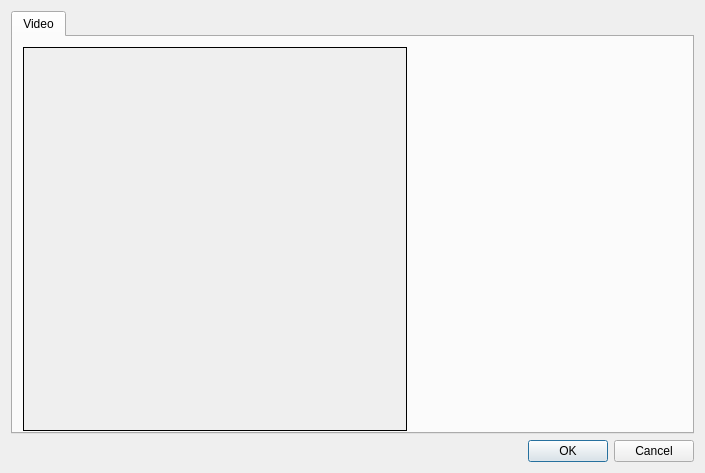
First picture: the form in qt/Preferences.ui, repository eteran/pretendo, before the edit.
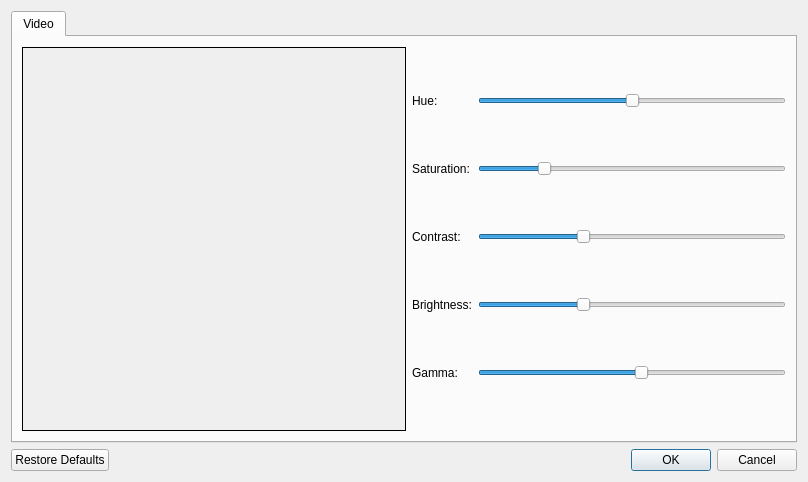
Second picture: the form after the edit.

Commit message: added sliders for all tuneable settings added a "restore defaults" button

The edit to the form file:
```diff
--- a/qt/Preferences.ui
+++ b/qt/Preferences.ui
@@ -6,8 +6,8 @@
    <rect>
     <x>0</x>
     <y>0</y>
-    <width>705</width>
-    <height>473</height>
+    <width>808</width>
+    <height>462</height>
    </rect>
   </property>
   <property name="windowTitle">
@@ -23,31 +23,152 @@
       <attribute name="title">
        <string>Video</string>
       </attribute>
-      <widget class="QFrame" name="palette">
-       <property name="geometry">
-        <rect>
-         <x>10</x>
-         <y>10</y>
-         <width>384</width>
-         <height>384</height>
-        </rect>
-       </property>
-       <property name="sizePolicy">
-        <sizepolicy hsizetype="Fixed" vsizetype="Fixed">
-         <horstretch>0</horstretch>
-         <verstretch>0</verstretch>
-        </sizepolicy>
-       </property>
-       <property name="autoFillBackground">
-        <bool>true</bool>
-       </property>
-       <property name="frameShape">
-        <enum>QFrame::Box</enum>
-       </property>
-       <property name="frameShadow">
-        <enum>QFrame::Plain</enum>
-       </property>
-      </widget>
+      <layout class="QHBoxLayout" name="horizontalLayout">
+       <item>
+        <widget class="QFrame" name="palette">
+         <property name="sizePolicy">
+          <sizepolicy hsizetype="Fixed" vsizetype="Fixed">
+           <horstretch>0</horstretch>
+           <verstretch>0</verstretch>
+          </sizepolicy>
+         </property>
+         <property name="minimumSize">
+          <size>
+           <width>384</width>
+           <height>384</height>
+          </size>
+         </property>
+         <property name="maximumSize">
+          <size>
+           <width>384</width>
+           <height>384</height>
+          </size>
+         </property>
+         <property name="autoFillBackground">
+          <bool>true</bool>
+         </property>
+         <property name="frameShape">
+          <enum>QFrame::Box</enum>
+         </property>
+         <property name="frameShadow">
+          <enum>QFrame::Plain</enum>
+         </property>
+        </widget>
+       </item>
+       <item>
+        <layout class="QGridLayout" name="gridLayout">
+         <item row="0" column="0">
+          <widget class="QLabel" name="label">
+           <property name="text">
+            <string>Hue:</string>
+           </property>
+          </widget>
+         </item>
+         <item row="0" column="1">
+          <widget class="QSlider" name="hue">
+           <property name="minimum">
+            <number>-1000</number>
+           </property>
+           <property name="maximum">
+            <number>1000</number>
+           </property>
+           <property name="orientation">
+            <enum>Qt::Horizontal</enum>
+           </property>
+          </widget>
+         </item>
+         <item row="1" column="0">
+          <widget class="QLabel" name="label_2">
+           <property name="text">
+            <string>Saturation:</string>
+           </property>
+          </widget>
+         </item>
+         <item row="1" column="1">
+          <widget class="QSlider" name="saturation">
+           <property name="maximum">
+            <number>500</number>
+           </property>
+           <property name="value">
+            <number>100</number>
+           </property>
+           <property name="orientation">
+            <enum>Qt::Horizontal</enum>
+           </property>
+          </widget>
+         </item>
+         <item row="2" column="0">
+          <widget class="QLabel" name="label_3">
+           <property name="text">
+            <string>Contrast:</string>
+           </property>
+          </widget>
+         </item>
+         <item row="2" column="1">
+          <widget class="QSlider" name="contrast">
+           <property name="minimum">
+            <number>50</number>
+           </property>
+           <property name="maximum">
+            <number>200</number>
+           </property>
+           <property name="value">
+            <number>100</number>
+           </property>
+           <property name="orientation">
+            <enum>Qt::Horizontal</enum>
+           </property>
+          </widget>
+         </item>
+         <item row="3" column="0">
+          <widget class="QLabel" name="label_4">
+           <property name="text">
+            <string>Brightness:</string>
+           </property>
+          </widget>
+         </item>
+         <item row="3" column="1">
+          <widget class="QSlider" name="brightness">
+           <property name="minimum">
+            <number>50</number>
+           </property>
+           <property name="maximum">
+            <number>200</number>
+           </property>
+           <property name="value">
+            <number>100</number>
+           </property>
+           <property name="orientation">
+            <enum>Qt::Horizontal</enum>
+           </property>
+          </widget>
+         </item>
+         <item row="4" column="0">
+          <widget class="QLabel" name="label_5">
+           <property name="text">
+            <string>Gamma:</string>
+           </property>
+          </widget>
+         </item>
+         <item row="4" column="1">
+          <widget class="QSlider" name="gamma">
+           <property name="minimum">
+            <number>100</number>
+           </property>
+           <property name="maximum">
+            <number>250</number>
+           </property>
+           <property name="value">
+            <number>180</number>
+           </property>
+           <property name="orientation">
+            <enum>Qt::Horizontal</enum>
+           </property>
+          </widget>
+         </item>
+        </layout>
+       </item>
+      </layout>
      </widget>
     </widget>
    </item>
@@ -57,7 +178,7 @@
       <enum>Qt::Horizontal</enum>
      </property>
      <property name="standardButtons">
-      <set>QDialogButtonBox::Cancel|QDialogButtonBox::Ok</set>
+      <set>QDialogButtonBox::Cancel|QDialogButtonBox::Ok|QDialogButtonBox::RestoreDefaults</set>
      </property>
     </widget>
    </item>
```
The commit also changes 2 other files.
